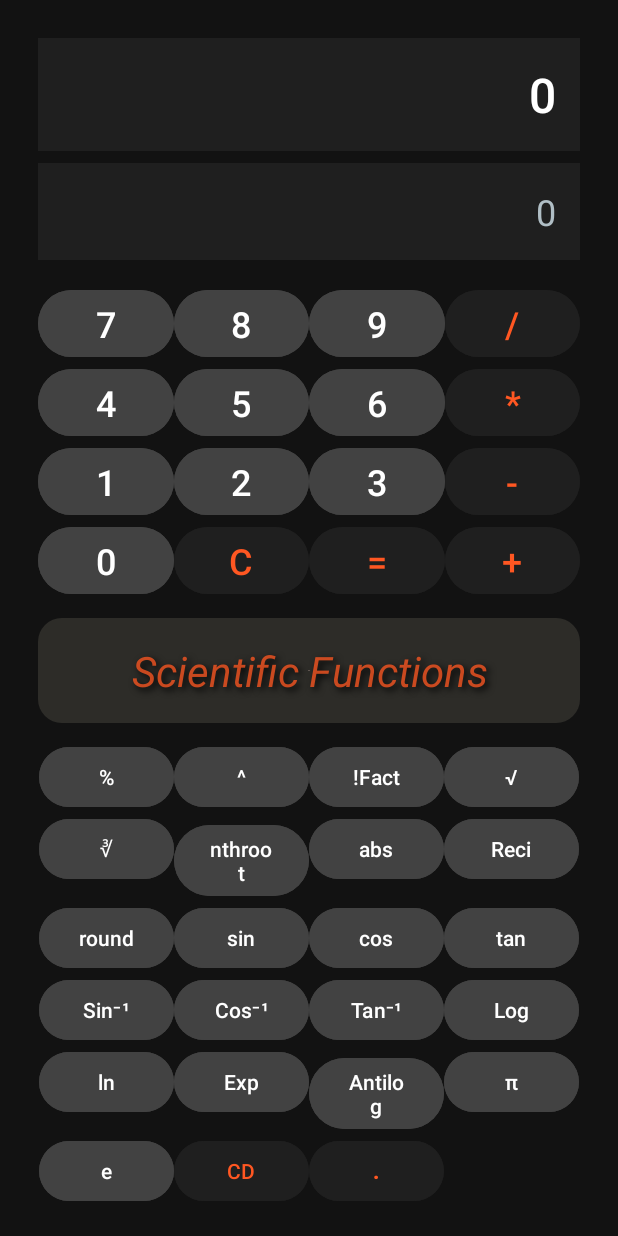
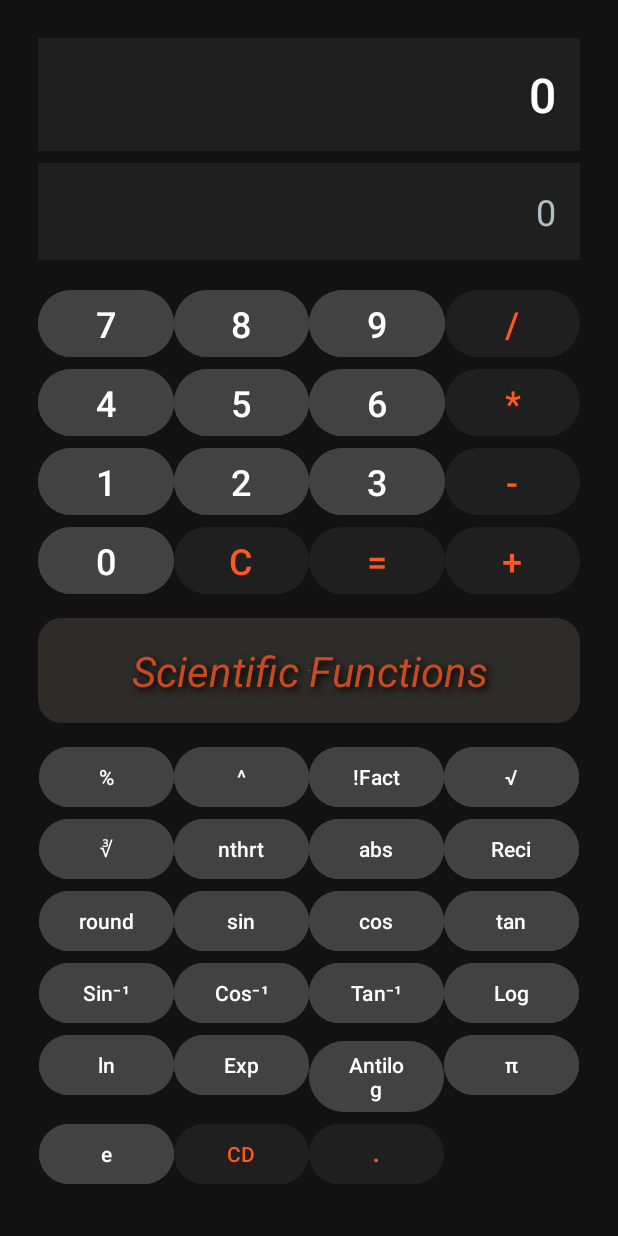
Before and after one commit to UzzmaSaiyed/Advance_Calculator, an Android app: the screen it shows after launch (MainActivity), on a phone screen of 412 x 824 dp. Run offline under Robolectric (Android 15) with nearby library versions, the phone set to English and light mode, and no system bars.

Commit message:
Project added

```diff
--- a/app/src/main/res/layout/activity_main.xml
+++ b/app/src/main/res/layout/activity_main.xml
@@ -5,6 +5,7 @@
     android:layout_height="match_parent"
     android:fillViewport="true"
     android:background="#121212"> <!-- Dark Background -->
+
 
     <RelativeLayout
         android:layout_width="match_parent"
@@ -313,10 +314,10 @@
             android:layout_width="0dp"
             android:layout_height="wrap_content"
             android:layout_columnWeight="1"
+            android:backgroundTint="#424242"
             android:onClick="onOperatorClick"
-            android:text="nthroot"
-            android:textColor="#FFFFFF"
-            android:backgroundTint="#424242"/>
+            android:text="nthrt"
+            android:textColor="#FFFFFF" />
 
         <Button
             android:id="@+id/btnAbs"
```
Also changed, not shown: app/src/main/java/com/example/calculator/MainActivity.java (+42 -7 lines).
